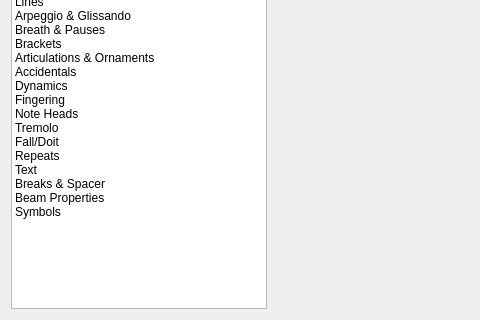
This is mscore/mscore/masterpalette.ui in musescore/musescore-old as Qt 5 draws it before an edit; both pictures show x 0 to 480 and y 87 to 407 of the 692 by 407 pixel window. The edited form follows.
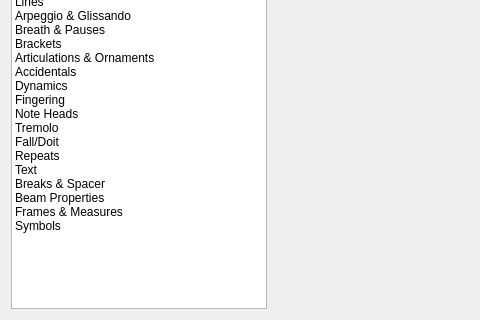
This is the edited form.

Commit message: add Frames&Measures palette

Diff of the .ui file:
```diff
--- a/mscore/mscore/masterpalette.ui
+++ b/mscore/mscore/masterpalette.ui
@@ -122,6 +122,11 @@
        <string>Beam Properties</string>
       </property>
      </item>
+     <item>
+      <property name="text">
+       <string>Frames &amp; Measures</string>
+      </property>
+     </item>
      <item>
       <property name="text">
        <string>Symbols</string>
```
The commit also changes 24 other files.
